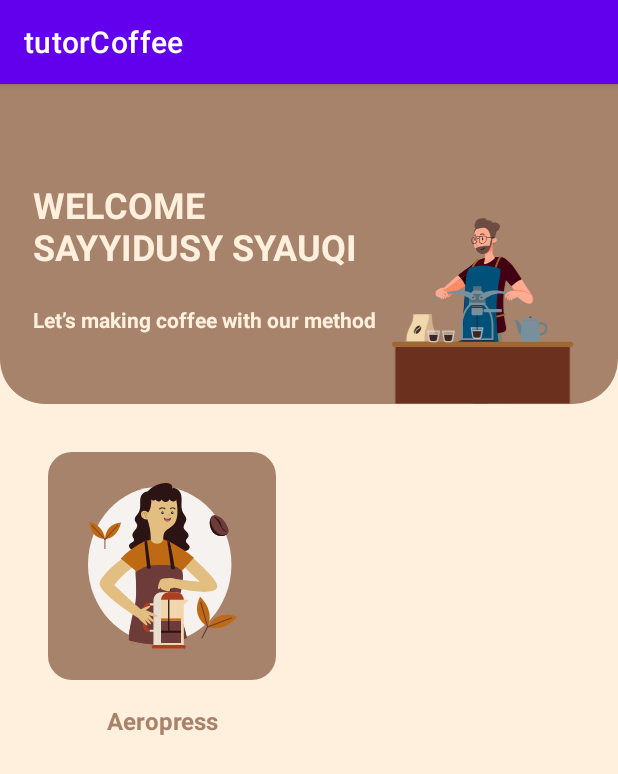
After one commit to Sayyidusy/tutor_coffee, an Android app: the fragment HomeFragment shown on its own in the app's theme, on a phone screen of 412 x 824 dp. The commit adds this screen. Shown: the top 774 px of the screen. Run offline under Robolectric (Android 15) with nearby library versions, the phone set to English and light mode, and no system bars.

Commit message:
"home page"

```diff
--- /dev/null
+++ b/app/src/main/java/com/example/tutorcoffee/HomeFragment.kt
@@ -0,0 +1,51 @@
+package com.example.tutorcoffee
+
+import android.os.Bundle
+import androidx.fragment.app.Fragment
+import android.view.LayoutInflater
+import android.view.View
+import android.view.ViewGroup
+
+// TODO: Rename parameter arguments, choose names that match
+// the fragment initialization parameters, e.g. ARG_ITEM_NUMBER
+private const val ARG_PARAM1 = "param1"
+private const val ARG_PARAM2 = "param2"
+
+/**
+ * A simple [Fragment] subclass.
+ * Use the [HomeFragment.newInstance] factory method to
+ * create an instance of this fragment.
+ */
+class HomeFragment : Fragment() {
+    // TODO: Rename and change types of parameters
+    private var param1: String? = null
+    private var param2: String? = null
+
+    override fun onCreate(savedInstanceState: Bundle?) {
+        super.onCreate(savedInstanceState)
+        arguments?.let {
+            param1 = it.getString(ARG_PARAM1)
+            param2 = it.getString(ARG_PARAM2)
+        }
+    }
+
+    override fun onCreateView(
+        inflater: LayoutInflater, container: ViewGroup?,
+        savedInstanceState: Bundle?
+    ): View? {
+        // Inflate the layout for this fragment
+        return inflater.inflate(R.layout.fragment_home, container, false)
+    }
+
+    companion object {
+
+        @JvmStatic
+        fun newInstance(param1: String, param2: String) =
+            HomeFragment().apply {
+                arguments = Bundle().apply {
+                    putString(ARG_PARAM1, param1)
+                    putString(ARG_PARAM2, param2)
+                }
+            }
+    }
+}
--- /dev/null
+++ b/app/src/main/res/drawable/shape_item.xml
@@ -0,0 +1,5 @@
+<?xml version="1.0" encoding="utf-8"?>
+<shape xmlns:android="http://schemas.android.com/apk/res/android">
+    <solid android:color="@color/brown_secondary"/>
+    <corners android:radius="@dimen/corner_16dp"/>
+</shape>
--- /dev/null
+++ b/app/src/main/res/drawable/top_background.xml
@@ -0,0 +1,5 @@
+<?xml version="1.0" encoding="utf-8"?>
+<shape xmlns:android="http://schemas.android.com/apk/res/android">
+    <solid android:color="@color/brown_secondary"/>
+    <corners android:bottomLeftRadius="@dimen/corner_30dp" android:bottomRightRadius="@dimen/corner_30dp" />
+</shape>
--- a/app/src/main/res/layout/activity_login.xml
+++ b/app/src/main/res/layout/activity_login.xml
@@ -1,10 +1,11 @@
 <?xml version="1.0" encoding="utf-8"?>
-<androidx.constraintlayout.widget.ConstraintLayout xmlns:android="http://schemas.android.com/apk/res/android"
+<androidx.constraintlayout.widget.ConstraintLayout
+    xmlns:android="http://schemas.android.com/apk/res/android"
     xmlns:app="http://schemas.android.com/apk/res-auto"
     xmlns:tools="http://schemas.android.com/tools"
     android:layout_width="match_parent"
     android:layout_height="match_parent"
-    android:background="@color/coffee">
+    android:background="@color/cream_bg">
 
 
     <TextView
@@ -12,8 +13,8 @@
         android:layout_width="wrap_content"
         android:layout_height="wrap_content"
         android:layout_marginTop="124dp"
-        android:text="@string/title_signin"
-        android:textColor="@color/coffe_cream"
+        android:text="@string/welcome_landing"
+        android:textColor="@color/brown_secondary"
         android:textSize="@dimen/text_35sp"
         android:textStyle="bold"
         app:layout_constraintEnd_toEndOf="parent"
@@ -83,7 +84,7 @@
     <TextView
         android:layout_width="wrap_content"
         android:layout_height="wrap_content"
-        android:text="@string/forgot_password"
+        android:text="@string/forgot"
         android:textColor="@color/white"
         android:textSize="16sp"
         android:textStyle="bold"
@@ -96,7 +97,7 @@
         android:layout_height="wrap_content"
         android:layout_marginBottom="104dp"
         android:background="@drawable/button_splash"
-        android:text="@string/SignUp"
+        android:text="@string/sign_in"
         android:textAllCaps="false"
         android:textAppearance="@style/TextAppearance.Wakey.LabelMedium.Bold"
         android:textColor="@color/white"
@@ -109,7 +110,7 @@
         android:layout_width="wrap_content"
         android:layout_height="wrap_content"
         android:layout_marginTop="8dp"
-        android:text="@string/another_account"
+        android:text="@string/desc_signup"
         android:textColor="@color/white"
         android:textSize="@dimen/text_16sp"
         app:layout_constraintEnd_toEndOf="parent"
--- /dev/null
+++ b/app/src/main/res/layout/fragment_home.xml
@@ -0,0 +1,120 @@
+<?xml version="1.0" encoding="utf-8"?>
+<androidx.constraintlayout.widget.ConstraintLayout xmlns:android="http://schemas.android.com/apk/res/android"
+    xmlns:app="http://schemas.android.com/apk/res-auto"
+    xmlns:tools="http://schemas.android.com/tools"
+    android:id="@+id/frameLayout"
+    android:layout_width="match_parent"
+    android:layout_height="match_parent"
+    android:layout_gravity="center"
+    android:background="@color/cream_bg"
+    tools:context=".HomeFragment">
+
+
+    <ScrollView
+        android:layout_width="match_parent"
+        android:layout_height="match_parent">
+
+        <LinearLayout
+            android:layout_width="match_parent"
+            android:layout_height="wrap_content"
+            android:orientation="vertical">
+
+            <androidx.constraintlayout.widget.ConstraintLayout
+                android:layout_width="match_parent"
+                android:layout_height="@dimen/height_213dp"
+                android:background="@drawable/top_background">
+
+                <ImageView
+                    android:id="@+id/imageView2"
+                    android:layout_width="132dp"
+                    android:layout_height="130dp"
+                    android:layout_marginEnd="24dp"
+                    android:src="@drawable/coffee_man"
+                    app:layout_constraintBottom_toBottomOf="parent"
+                    app:layout_constraintEnd_toEndOf="parent"
+                    app:layout_constraintTop_toTopOf="parent"
+                    app:layout_constraintVertical_bias="1.0" />
+
+                <TextView
+                    android:id="@+id/textView"
+                    android:layout_width="wrap_content"
+                    android:layout_height="wrap_content"
+                    android:layout_marginTop="64dp"
+                    android:text="@string/sample_name"
+                    android:textColor="@color/cream_bg"
+                    android:textSize="@dimen/text_24sp"
+                    android:textStyle="bold"
+                    app:layout_constraintEnd_toEndOf="parent"
+                    app:layout_constraintHorizontal_bias="0.113"
+                    app:layout_constraintStart_toStartOf="parent"
+                    app:layout_constraintTop_toTopOf="parent" />
+
+                <TextView
+                    android:id="@+id/textView4"
+                    android:layout_width="wrap_content"
+                    android:layout_height="wrap_content"
+                    android:layout_marginTop="8dp"
+                    android:text="@string/lets_making_coffee"
+                    android:textColor="@color/cream_bg"
+                    android:textSize="@dimen/text_14sp"
+                    android:textStyle="bold"
+                    app:layout_constraintBottom_toBottomOf="parent"
+                    app:layout_constraintStart_toStartOf="@+id/textView"
+                    app:layout_constraintTop_toBottomOf="@+id/textView"
+                    app:layout_constraintVertical_bias="0.241" />
+            </androidx.constraintlayout.widget.ConstraintLayout>
+
+            <LinearLayout
+                android:layout_width="match_parent"
+                android:layout_height="match_parent"
+                android:orientation="vertical">
+
+                <LinearLayout
+                    android:layout_width="match_parent"
+                    android:layout_height="match_parent"
+                    android:layout_gravity="center"
+                    android:layout_margin="@dimen/margin_16dp"
+                    android:orientation="horizontal">
+
+                    <LinearLayout
+                        android:layout_width="wrap_content"
+                        android:layout_height="wrap_content"
+                        android:orientation="vertical">
+
+                        <androidx.constraintlayout.widget.ConstraintLayout
+                            android:layout_width="@dimen/width_152dp"
+                            android:layout_height="@dimen/width_152dp"
+                            android:layout_margin="@dimen/margin_16dp"
+                            android:background="@drawable/shape_item">
+
+                            <ImageView
+                                android:id="@+id/imageView10"
+                                android:layout_width="wrap_content"
+                                android:layout_height="wrap_content"
+                                android:src="@drawable/vec_coffee_3"
+                                app:layout_constraintBottom_toBottomOf="parent"
+                                app:layout_constraintEnd_toEndOf="parent"
+                                app:layout_constraintStart_toStartOf="parent"
+                                app:layout_constraintTop_toTopOf="parent" />
+
+                        </androidx.constraintlayout.widget.ConstraintLayout>
+
+                        <TextView
+                            android:id="@+id/textView8"
+                            android:layout_width="match_parent"
+                            android:layout_height="wrap_content"
+                            android:text="@string/aeropress"
+                            android:textAlignment="center"
+                            android:textColor="@color/brown_secondary"
+                            android:textSize="@dimen/text_16sp"
+                            android:textStyle="bold" />
+
+                    </LinearLayout>
+
+
+                </LinearLayout>
+            </LinearLayout>
+
+        </LinearLayout>
+    </ScrollView>
+</androidx.constraintlayout.widget.ConstraintLayout>
--- a/app/src/main/res/values/dimen.xml
+++ b/app/src/main/res/values/dimen.xml
@@ -10,6 +10,10 @@
     <dimen name="size_340dp">340dp</dimen>
 
     <dimen name="height_56dp">56dp</dimen>
+    <dimen name="height_48dp">48dp</dimen>
+    <dimen name="height_162dp">162dp</dimen>
+    <dimen name="height_252dp">252dp</dimen>
+    <dimen name="height_213dp">213dp</dimen>
 
     <dimen name="width_172dp">172dp</dimen>
     <dimen name="width_130dp">130dp</dimen>
@@ -20,6 +24,7 @@
     <dimen name="width_265dp">265dp</dimen>
     <dimen name="width_383dp">383dp</dimen>
     <dimen name="width_483dp">483dp</dimen>
+    <dimen name="width_152dp">152dp</dimen>
 
     <dimen name="margin_128dp">128dp</dimen>
     <dimen name="margin_112dp">112dp</dimen>
@@ -43,4 +48,5 @@
 
     <dimen name="corner_16dp">16dp</dimen>
     <dimen name="corner_8dp">8dp</dimen>
+    <dimen name="corner_30dp">30dp</dimen>
 </resources>
--- a/app/src/main/res/values/strings.xml
+++ b/app/src/main/res/values/strings.xml
@@ -3,7 +3,7 @@
     <string name="title_selector">BrewMaster</string>
     <string name="desc_title">Your ultimate solution for a perfect\n cup of coffee every time!</string>
 
-    <string name="welcome_landing">Hey,Welcome Back !!</string>
+    <string name="welcome_landing">Hey,\nWelcome Back !!</string>
     <string name="create_account">Create\nNew Account</string>
     <string name="email">Email</string>
     <string name="password">Password</string>
@@ -17,10 +17,13 @@
     <string name="type_confirm_pass">Confirm your password..</string>
     <string name="already_have">Already have an account? Sign In Here!!</string>
     <string name="lets_making_coffee">Let’s making coffee with our method</string>
+    <string name="sample_name">WELCOME\nSAYYIDUSY SYAUQI</string>
     <string name="choose_method">Choose Method !</string>
     <string name="aeropress">Aeropress</string>
     <string name="frenchpress">French Press</string>
     <string name="chemex">Chemex</string>
     <string name="cupping">Cupping</string>
+    <!-- TODO: Remove or change this placeholder text -->
+    <string name="hello_blank_fragment">Hello blank fragment</string>
 
 </resources>
```
